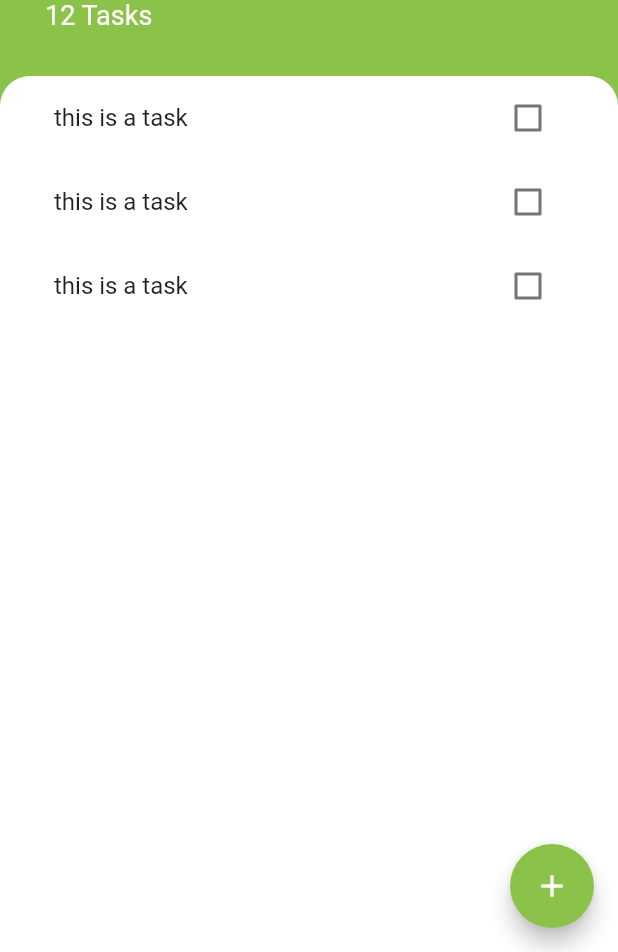
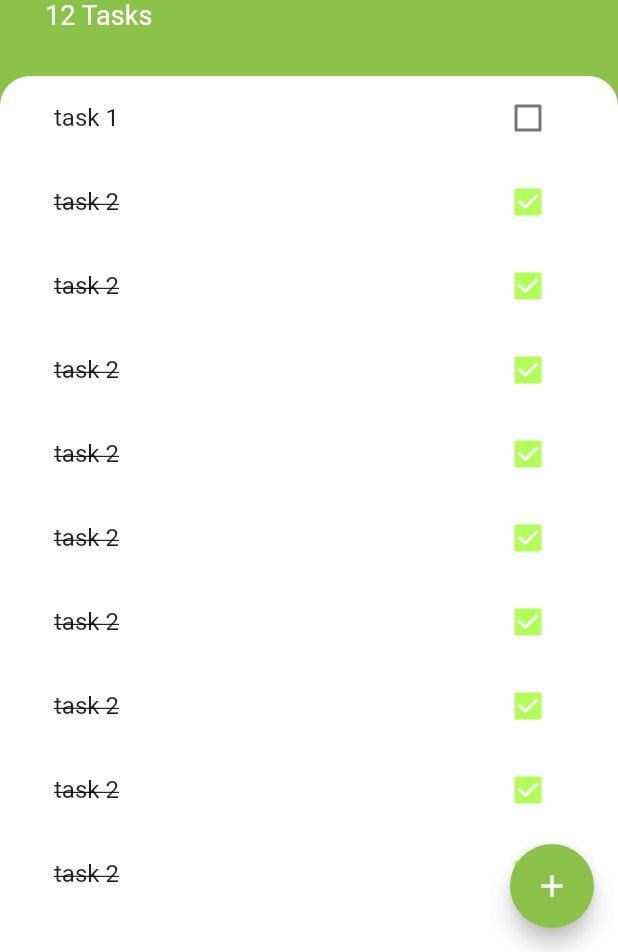
Before and after one commit to jvsena42/todoey, a Flutter app: the screen it shows after launch, on a phone screen of 412 x 824 dp, the part 284-1236 px from its top. Run offline on Flutter 3.47's test engine with Material 2 defaults, Android fonts, the phone set to English and light mode, and no system bars; drawn by our look-alikes of animated_text_kit.

```diff
--- a/lib/components/task_list.dart
+++ b/lib/components/task_list.dart
@@ -1,17 +1,47 @@
-
 import 'package:flutter/material.dart';
 import 'package:todoey/components/task_tile.dart';
+import 'package:todoey/models/task.dart';
 
-class TasksList extends StatelessWidget {
+class TasksList extends StatefulWidget {
+  @override
+  State<TasksList> createState() => _TasksListState();
+}
+
+class _TasksListState extends State<TasksList> {
+  List<Task> tasks = [
+    Task("task 1", false),
+    Task("task 2", true),
+    Task("task 2", true),
+    Task("task 2", true),
+    Task("task 2", true),
+    Task("task 2", true),
+    Task("task 2", true),
+    Task("task 2", true),
+    Task("task 2", true),
+    Task("task 2", true),
+  ];
+
+ /* void checkboxCallback(bool? currentState) {
+    setState(() {
+      isChecked = currentState ?? false;
+    });
+  }*/
 
   @override
   Widget build(BuildContext context) {
-    return ListView(
-      children: [
-        TaskTile(),
-        TaskTile(),
-        TaskTile(),
-      ],
+    return ListView.builder(
+      itemBuilder: (context, index) {
+        return TaskTile(
+          tasks[index].name,
+          tasks[index].isCkecked,
+          (bool? currentState) {
+            setState(() {
+              tasks[index].toggleDone();
+            });
+          },
+        );
+      },
+      itemCount: tasks.length,
     );
   }
 }
--- a/lib/components/task_tile.dart
+++ b/lib/components/task_tile.dart
@@ -1,44 +1,26 @@
 import 'package:flutter/material.dart';
 
-class TaskTile extends StatefulWidget {
-  @override
-  State<TaskTile> createState() => _TaskTileState();
-}
+class TaskTile extends StatelessWidget {
 
-class _TaskTileState extends State<TaskTile> {
-  bool isChecked = false;
+  final bool isChecked;
+  final String title;
+  final Function(bool?) checkboxCallback;
 
-  void checkboxCallback (bool? currentState) {
-    setState(() {
-      isChecked = currentState ?? false;
-    });
-  }
+  TaskTile(this.title,this.isChecked, this.checkboxCallback);
 
   @override
   Widget build(BuildContext context) {
     return ListTile(
       title: Text(
-        'this is a task',
+        title,
         style: TextStyle(
             decoration: isChecked ? TextDecoration.lineThrough : null),
       ),
-      trailing: TaskCheckbox(isChecked, checkboxCallback),
+      trailing: Checkbox(
+        activeColor: Colors.lightGreenAccent,
+        value: isChecked,
+        onChanged: checkboxCallback,
+      ),
     );
   }
 }
-
-class TaskCheckbox extends StatelessWidget {
-  final bool checkboxState;
-  final Function(bool?) toggleCheckboxState;
-
-  TaskCheckbox(this.checkboxState, this.toggleCheckboxState);
-
-  @override
-  Widget build(BuildContext context) {
-    return Checkbox(
-      activeColor: Colors.lightGreenAccent,
-      value: checkboxState,
-      onChanged: toggleCheckboxState,
-    );
-  }
-}
--- /dev/null
+++ b/lib/models/task.dart
@@ -0,0 +1,9 @@
+class Task {
+
+  final String name;
+  bool isCkecked = false;
+
+  Task(this.name, this.isCkecked);
+
+    void toggleDone() => isCkecked = !isCkecked;
+}
```
